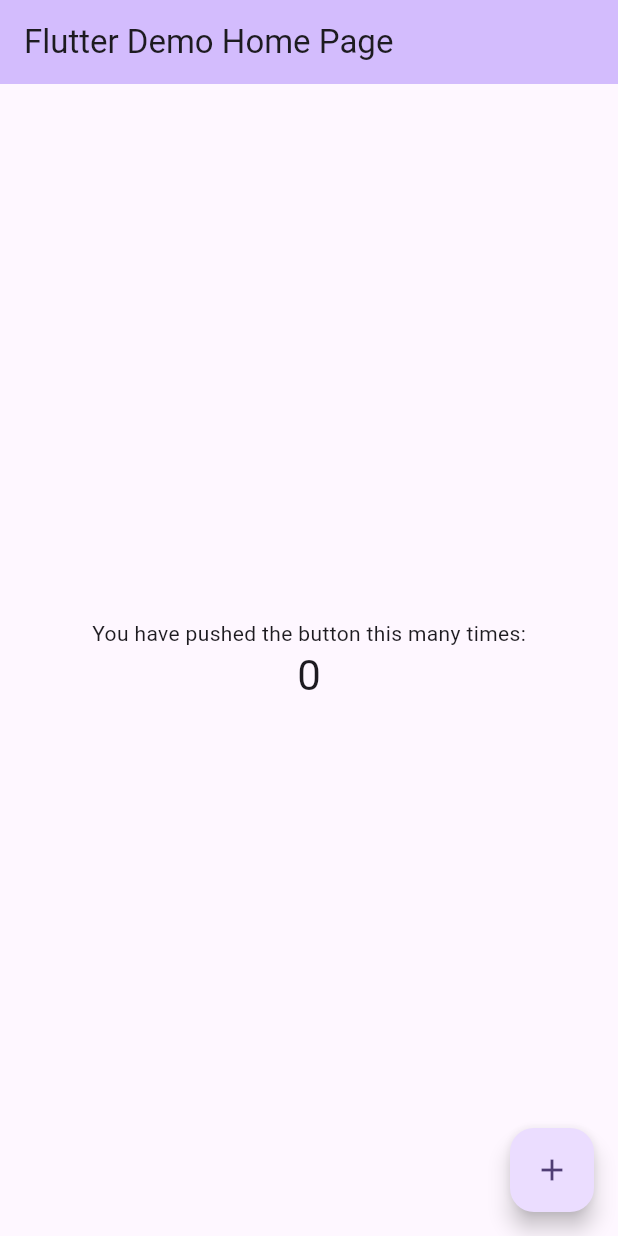
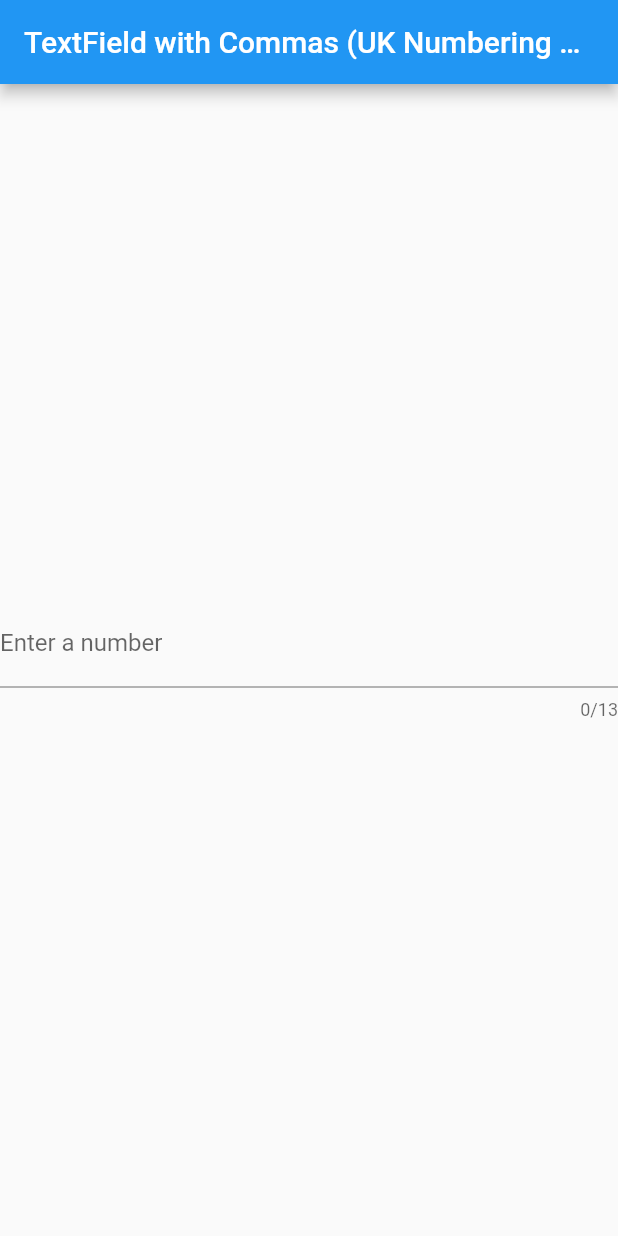
Before and after one commit to Che-ekU/state_management_by_class_functions, a Flutter app: the screen it shows after launch, on a phone screen of 412 x 824 dp. Run offline on Flutter 3.47's test engine with Material 2 defaults, Android fonts, the phone set to English and light mode, and no system bars.

Commit message:
formatting with commas

```diff
--- a/lib/main.dart
+++ b/lib/main.dart
@@ -1,151 +1,88 @@
 import 'package:flutter/material.dart';
 
 void main() {
-  runApp(const MyApp());
+  runApp(MyApp());
 }
 
-void Function(String query) changeText = (String count) {};
-
 class MyApp extends StatelessWidget {
-  const MyApp({super.key});
-
-  // This widget is the root of your application.
   @override
   Widget build(BuildContext context) {
     return MaterialApp(
-      title: 'Flutter Demo',
-      theme: ThemeData(
-        // This is the theme of your application.
-        //
-        // TRY THIS: Try running your application with "flutter run". You'll see
-        // the application has a blue toolbar. Then, without quitting the app,
-        // try changing the seedColor in the colorScheme below to Colors.green
-        // and then invoke "hot reload" (save your changes or press the "hot
-        // reload" button in a Flutter-supported IDE, or press "r" if you used
-        // the command line to start the app).
-        //
-        // Notice that the counter didn't reset back to zero; the application
-        // state is not lost during the reload. To reset the state, use hot
-        // restart instead.
-        //
-        // This works for code too, not just values: Most code changes can be
-        // tested with just a hot reload.
-        colorScheme: ColorScheme.fromSeed(seedColor: Colors.deepPurple),
-        useMaterial3: true,
-      ),
-      home: const MyHomePage(title: 'Flutter Demo Home Page'),
+      home: MyHomePage(),
     );
   }
 }
 
 class MyHomePage extends StatefulWidget {
-  const MyHomePage({super.key, required this.title});
-
-  // This widget is the home page of your application. It is stateful, meaning
-  // that it has a State object (defined below) that contains fields that affect
-  // how it looks.
-
-  // This class is the configuration for the state. It holds the values (in this
-  // case the title) provided by the parent (in this case the App widget) and
-  // used by the build method of the State. Fields in a Widget subclass are
-  // always marked "final".
-
-  final String title;
-
   @override
-  State<MyHomePage> createState() => _MyHomePageState();
+  _MyHomePageState createState() => _MyHomePageState();
 }
 
 class _MyHomePageState extends State<MyHomePage> {
-  int _counter = 0;
-  void _incrementCounter() {
+  final TextEditingController _textController = TextEditingController();
+
+  // String _formattedText = '';
+
+  void _formatText() {
+    String enteredText = _textController.text;
+
+    // Remove existing commas and any leading/trailing spaces
+    enteredText = enteredText.replaceAll(',', '').trim();
+
+    // Add commas every three digits from the right
+    String formattedText = '';
+    int length = enteredText.length;
+    int commaCount = (length / 3).floor();
+    for (int i = 0; i < commaCount; i++) {
+      int startIndex = length - (i + 1) * 3;
+      int endIndex = length - i * 3;
+      if (startIndex < 0) startIndex = 0;
+      formattedText =
+          ',${enteredText.substring(startIndex, endIndex)}$formattedText';
+    }
+    formattedText = enteredText.substring(0, length % 3) + formattedText;
+
+    if (formattedText.startsWith(',')) {
+      formattedText = formattedText.replaceFirst(',', '');
+    }
+    if (formattedText.startsWith('0,')) {
+      formattedText = formattedText.replaceFirst('0,', '');
+    }
+    _textController.text = formattedText;
+
     // setState(() {
-    // This call to setState tells the Flutter framework that something has
-    // changed in this State, which causes it to rerun the build method below
-    // so that the display can reflect the updated values. If we changed
-    // _counter without calling setState(), then the build method would not be
-    // called again, and so nothing would appear to happen.
-    _counter++;
-    changeText(_counter.toString());
+    //   // _formattedText = formattedText;
     // });
   }
 
   @override
   Widget build(BuildContext context) {
-    // This method is rerun every time setState is called, for instance as done
-    // by the _incrementCounter method above.
-    //
-    // The Flutter framework has been optimized to make rerunning build methods
-    // fast, so that you can just rebuild anything that needs updating rather
-    // than having to individually change instances of widgets.
     return Scaffold(
       appBar: AppBar(
-        // TRY THIS: Try changing the color here to a specific color (to
-        // Colors.amber, perhaps?) and trigger a hot reload to see the AppBar
-        // change color while the other colors stay the same.
-        backgroundColor: Theme.of(context).colorScheme.inversePrimary,
-        // Here we take the value from the MyHomePage object that was created by
-        // the App.build method, and use it to set our appbar title.
-        title: Text(widget.title),
+        title: Text('TextField with Commas (UK Numbering System)'),
       ),
-      body: const Center(
-        // Center is a layout widget. It takes a single child and positions it
-        // in the middle of the parent.
+      body: Center(
         child: Column(
-          // Column is also a layout widget. It takes a list of children and
-          // arranges them vertically. By default, it sizes itself to fit its
-          // children horizontally, and tries to be as tall as its parent.
-          //
-          // Column has various properties to control how it sizes itself and
-          // how it positions its children. Here we use mainAxisAlignment to
-          // center the children vertically; the main axis here is the vertical
-          // axis because Columns are vertical (the cross axis would be
-          // horizontal).
-          //
-          // TRY THIS: Invoke "debug painting" (choose the "Toggle Debug Paint"
-          // action in the IDE, or press "p" in the console), to see the
-          // wireframe for each widget.
           mainAxisAlignment: MainAxisAlignment.center,
           children: <Widget>[
-            Text(
-              'You have pushed the button this many times:',
+            TextField(
+              maxLength: 13,
+              controller: _textController,
+              onChanged: (value) {
+                _formatText();
+              },
+              keyboardType: TextInputType.number,
+              decoration: InputDecoration(labelText: 'Enter a number'),
             ),
-            NewWidget(),
           ],
         ),
       ),
-      floatingActionButton: FloatingActionButton(
-        onPressed: _incrementCounter,
-        tooltip: 'Increment',
-        child: const Icon(Icons.add),
-      ), // This trailing comma makes auto-formatting nicer for build methods.
     );
   }
-}
-
-class NewWidget extends StatefulWidget {
-  const NewWidget({
-    super.key,
-  });
 
   @override
-  State<NewWidget> createState() => _NewWidgetState();
-}
-
-class _NewWidgetState extends State<NewWidget> {
-  _NewWidgetState() {
-    changeText = (String text) {
-      counter = text;
-      setState(() {});
-    };
-  }
-
-  String counter = '0';
-  @override
-  Widget build(BuildContext context) {
-    return Text(
-      counter,
-      style: Theme.of(context).textTheme.headlineMedium,
-    );
+  void dispose() {
+    _textController.dispose();
+    super.dispose();
   }
 }
```
